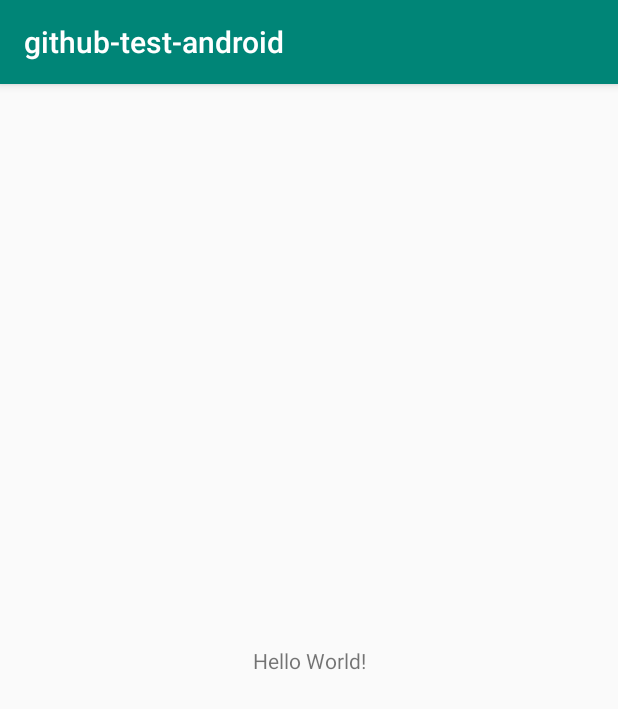
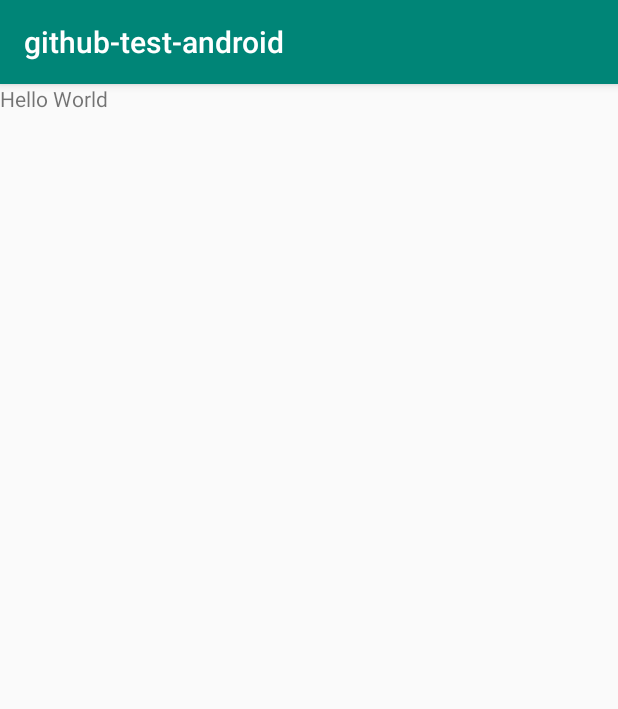
Before and after one commit to lhh8048/githubtestandroid, an Android app: the screen it shows after launch (MainActivity), on a phone screen of 412 x 824 dp. Shown: the top 709 px of the screen. Run offline under Robolectric (Android 15) with nearby library versions, the phone set to English and light mode, and no system bars.

Commit message:
hello World

```diff
--- a/app/src/main/java/com/example/github_test_android/MainActivity.java
+++ b/app/src/main/java/com/example/github_test_android/MainActivity.java
@@ -2,6 +2,7 @@ package com.example.github_test_android;
 
 import android.support.v7.app.AppCompatActivity;
 import android.os.Bundle;
+import android.widget.TextView;
 
 public class MainActivity extends AppCompatActivity {
 
@@ -9,5 +10,8 @@ public class MainActivity extends AppCompatActivity {
     protected void onCreate(Bundle savedInstanceState) {
         super.onCreate(savedInstanceState);
         setContentView(R.layout.activity_main);
+        TextView a = new TextView(this);
+        a.setText("Hello World");
+        setContentView(a);
     }
 }
```
